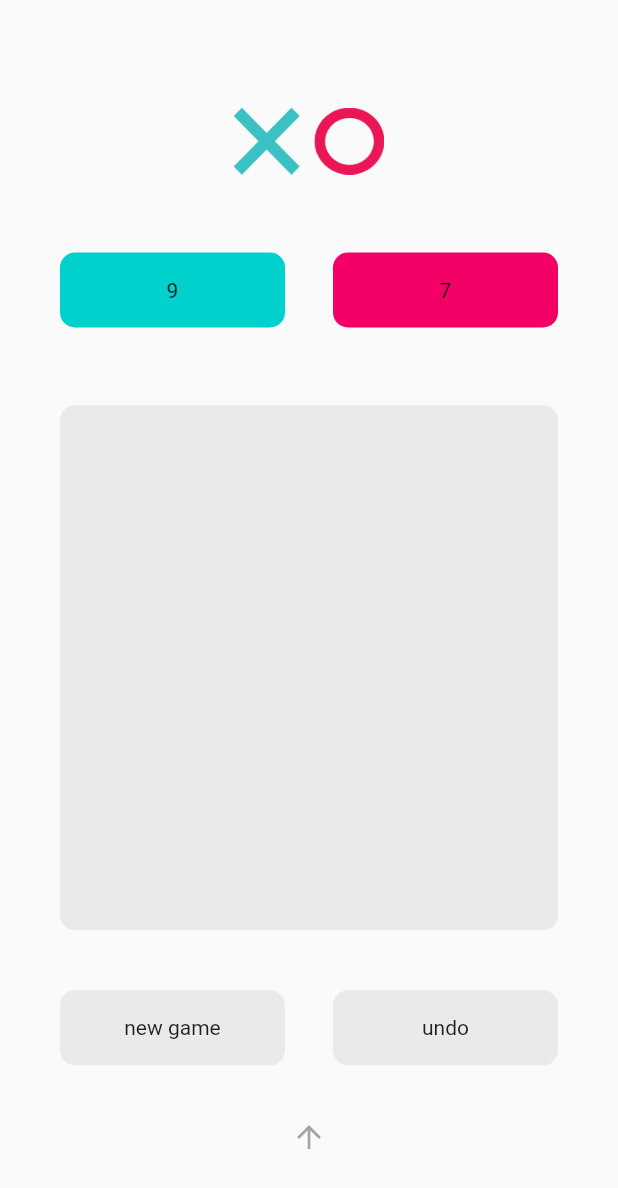
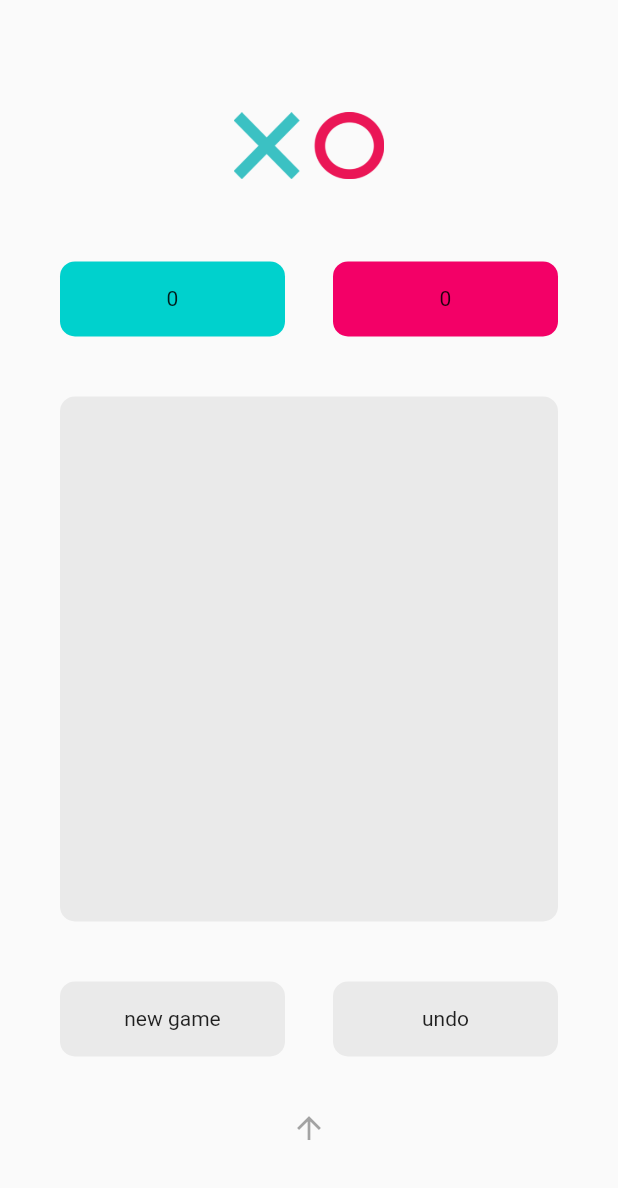
Before and after one commit to ajilk/xo, a Flutter app: the screen it shows after launch, on a phone screen of 412 x 824 dp. Shown: the top 1188 px of the screen. Run offline on Flutter 3.47's test engine with Material 2 defaults, Android fonts, the phone set to English and light mode, and no system bars.

Commit message:
refactored code (RMed duplicate code) | implemented game.over() and score
Status: Code is extremely undreadable and awkward. Further refactoring and cleanup will be highly beneficial before implementing any new features

```diff
--- a/lib/main.dart
+++ b/lib/main.dart
@@ -20,7 +20,7 @@ void main() {
   );
 }
 
-Widget _pill(String msg,
+Widget _buildControl(String msg,
     {Color color = const Color.fromRGBO(234, 234, 234, 1.0)}) {
   return Container(
       decoration: BoxDecoration(
@@ -34,19 +34,9 @@ Widget _pill(String msg,
       child: Center(child: Text(msg)));
 }
 
-class UserA extends StatelessWidget {
-  @override
-  Widget build(BuildContext context) =>
-      _pill('9', color: Color.fromRGBO(0, 209, 205, 1.0));
-}
-
-class UserB extends StatelessWidget {
-  @override
-  Widget build(BuildContext context) =>
-      _pill('7', color: Color.fromRGBO(243, 0, 103, 1.0));
-}
-
 class Score extends StatelessWidget {
+  final int x, o;
+  Score({this.x, this.o});
   @override
   Widget build(BuildContext context) {
     return Container(
@@ -54,13 +44,29 @@ class Score extends StatelessWidget {
       child: Row(
         mainAxisAlignment: MainAxisAlignment.spaceBetween,
         children: <Widget>[
-          UserA(),
-          UserB(),
+          _buildControl(x.toString(), color: Color.fromRGBO(0, 209, 205, 1.0)),
+          _buildControl(o.toString(), color: Color.fromRGBO(243, 0, 103, 1.0)),
         ],
       ),
     );
   }
 }
+
+Image _icon(Value value) {
+  switch (value) {
+    case Value.X:
+      return Image.asset('images/x.png');
+      break;
+    case Value.O:
+      return Image.asset('images/o.png');
+      break;
+    case Value.N:
+      return null;
+      break;
+  }
+  return null;
+}
+
 
 class Board extends StatefulWidget {
   @override
@@ -69,15 +75,50 @@ class Board extends StatefulWidget {
 
 class BoardState extends State<Board> {
   Game game;
+  bool over = false;
 
   BoardState() {
     game = new Game();
+  }
+
+  Widget _buildSquare(int i, int j) {
+    return GestureDetector(
+      onTap: () => setState(() {
+            if (game.board[i][j] == Value.N) {
+              game.board[i][j] = game.turn;
+              game.turn = (game.turn == Value.X) ? Value.O : Value.X;
+            }
+            if(game.over() == Value.N && !game.canMove()) over = true;
+            if(game.over() == Value.X || game.over() == Value.O) over = true;
+          }),
+      child: Square(value: game.board[i][j]),
+    );
+  }
+
+  Widget _buildRow(int i) {
+    return Row(
+      mainAxisAlignment: MainAxisAlignment.center,
+      children: [
+        _buildSquare(i, 0),
+        _buildSquare(i, 1),
+        _buildSquare(i, 2),
+      ],
+    );
+  }
+
+  Widget _over() {
+    if(game.over() == Value.X) game.X.score++;
+    if(game.over() == Value.O) game.O.score++;
+    return Container(
+      child: _icon(game.over())
+    );
   }
 
   @override
   Widget build(BuildContext context) {
     return Column(
       children: <Widget>[
+        Score(o: game.O.score, x: game.X.score),
         Container(
           margin: EdgeInsets.only(top: 20.0, bottom: 20.0),
           decoration: BoxDecoration(
@@ -89,131 +130,14 @@ class BoardState extends State<Board> {
           height: 350.0,
           width: 350.0,
           // This part is really bad (duplicate code) and soon will be fixed
-          child: Column(mainAxisAlignment: MainAxisAlignment.center, children: [
-            Row(
-              mainAxisAlignment: MainAxisAlignment.center,
-              children: [
-                GestureDetector(
-                  onTap: () => setState(
-                        () {
-                          if (game.board[0][0] == Value.N) {
-                            game.board[0][0] = game.turn;
-                            game.turn =
-                                (game.turn == Value.X) ? Value.O : Value.X;
-                          }
-                        },
-                      ),
-                  child: Square(value: game.board[0][0]),
-                ),
-                GestureDetector(
-                  onTap: () => setState(
-                        () {
-                          if (game.board[0][1] == Value.N) {
-                            game.board[0][1] = game.turn;
-                            game.turn =
-                                (game.turn == Value.X) ? Value.O : Value.X;
-                          }
-                        },
-                      ),
-                  child: Square(value: game.board[0][1]),
-                ),
-                GestureDetector(
-                  onTap: () => setState(
-                        () {
-                          if (game.board[0][2] == Value.N) {
-                            game.board[0][2] = game.turn;
-                            game.turn =
-                                (game.turn == Value.X) ? Value.O : Value.X;
-                          }
-                        },
-                      ),
-                  child: Square(value: game.board[0][2]),
-                ),
-              ],
-            ),
-            Row(
-              mainAxisAlignment: MainAxisAlignment.center,
-              children: [
-                GestureDetector(
-                  onTap: () => setState(
-                        () {
-                          if (game.board[1][0] == Value.N) {
-                            game.board[1][0] = game.turn;
-                            game.turn =
-                                (game.turn == Value.X) ? Value.O : Value.X;
-                          }
-                        },
-                      ),
-                  child: Square(value: game.board[1][0]),
-                ),
-                GestureDetector(
-                  onTap: () => setState(
-                        () {
-                          if (game.board[1][1] == Value.N) {
-                            game.board[1][1] = game.turn;
-                            game.turn =
-                                (game.turn == Value.X) ? Value.O : Value.X;
-                          }
-                        },
-                      ),
-                  child: Square(value: game.board[1][1]),
-                ),
-                GestureDetector(
-                  onTap: () => setState(
-                        () {
-                          if (game.board[1][2] == Value.N) {
-                            game.board[1][2] = game.turn;
-                            game.turn =
-                                (game.turn == Value.X) ? Value.O : Value.X;
-                          }
-                        },
-                      ),
-                  child: Square(value: game.board[1][2]),
-                ),
-              ],
-            ),
-            Row(
-              mainAxisAlignment: MainAxisAlignment.center,
-              children: [
-                GestureDetector(
-                  onTap: () => setState(
-                        () {
-                          if (game.board[2][0] == Value.N) {
-                            game.board[2][0] = game.turn;
-                            game.turn =
-                                (game.turn == Value.X) ? Value.O : Value.X;
-                          }
-                        },
-                      ),
-                  child: Square(value: game.board[2][0]),
-                ),
-                GestureDetector(
-                  onTap: () => setState(
-                        () {
-                          if (game.board[2][1] == Value.N) {
-                            game.board[2][1] = game.turn;
-                            game.turn =
-                                (game.turn == Value.X) ? Value.O : Value.X;
-                          }
-                        },
-                      ),
-                  child: Square(value: game.board[2][1]),
-                ),
-                GestureDetector(
-                  onTap: () => setState(
-                        () {
-                          if (game.board[2][2] == Value.N) {
-                            game.board[2][2] = game.turn;
-                            game.turn =
-                                (game.turn == Value.X) ? Value.O : Value.X;
-                          }
-                        },
-                      ),
-                  child: Square(value: game.board[2][2]),
-                ),
-              ],
-            ),
-          ]),
+          child: over ? _over() : Column(
+            mainAxisAlignment: MainAxisAlignment.center,
+            children: [
+              _buildRow(0),
+              _buildRow(1),
+              _buildRow(2),
+            ],
+          ),
         ),
         // Actions(),
         // Temporarily here because I do not know
@@ -226,10 +150,11 @@ class BoardState extends State<Board> {
                 mainAxisAlignment: MainAxisAlignment.spaceBetween,
                 children: <Widget>[
                   GestureDetector(
-                    onTap: () => setState(() => game.newGame()),
-                    child: _pill('new game'),
+                    onTap: () => setState(() { game.newGame(); over = false; } ),
+                    onLongPress: () => setState( () { game.reset(); }),
+                    child: _buildControl('new game'),
                   ),
-                  _pill('undo'),
+                  _buildControl('undo'),
                 ],
               ),
               GestureDetector(
@@ -256,20 +181,6 @@ class BoardState extends State<Board> {
 }
 
 class Square extends StatelessWidget {
-  Image _icon(Value value) {
-    switch (value) {
-      case Value.X:
-        return Image.asset('images/x.png');
-        break;
-      case Value.O:
-        return Image.asset('images/o.png');
-        break;
-      case Value.N:
-        return null;
-        break;
-    }
-    return null;
-  }
 
   final Value value;
   Square({this.value});
@@ -278,7 +189,6 @@ class Square extends StatelessWidget {
     return Container(
       color: Colors.transparent,
       height: 110,
-      // height: 50,
       width: 110,
       padding: EdgeInsets.all(10.0),
       child: Center(child: _icon(value)),
@@ -338,9 +248,9 @@ class XO extends StatelessWidget {
             mainAxisAlignment: MainAxisAlignment.spaceEvenly,
             children: <Widget>[
               Center(child: Image.asset('images/xo.png', width: 100)),
-              Score(),
+              // Score(), // inside board
               Board(),
-              // Actions(), // <- put it inside board
+              // Actions(), // <- inside board
               Settings(),
             ],
           ),
```
Also changed, not shown: lib/game.dart (+69 -15 lines).
